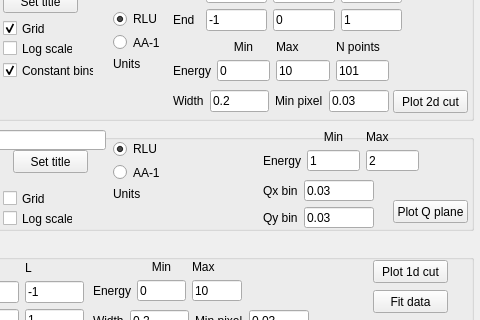
This is src/main/python/MJOLNIR_GUI_ui.ui in MJOLNIRPackage/MJOLNIR-GUI as Qt 5 draws it before an edit; both pictures show x 147 to 627 and y 399 to 719 of the 627 by 904 pixel window. The edited form follows.
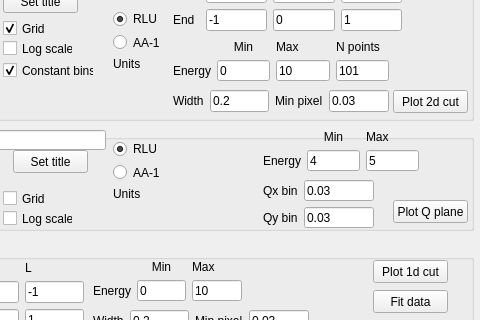
This is the edited form.

Commit message: Changed default setting for QEPlane

What changed in the file:
```diff
--- a/src/main/python/MJOLNIR_GUI_ui.ui
+++ b/src/main/python/MJOLNIR_GUI_ui.ui
@@ -1045,14 +1045,14 @@
       <item row="1" column="1">
        <widget class="QLineEdit" name="QPlane_EMin_lineEdit">
         <property name="text">
-         <string>1</string>
+         <string>4</string>
         </property>
        </widget>
       </item>
       <item row="1" column="2">
        <widget class="QLineEdit" name="QPlane_EMax_lineEdit">
         <property name="text">
-         <string>2</string>
+         <string>5</string>
         </property>
        </widget>
       </item>
```
The commit also changes 1 other file.
